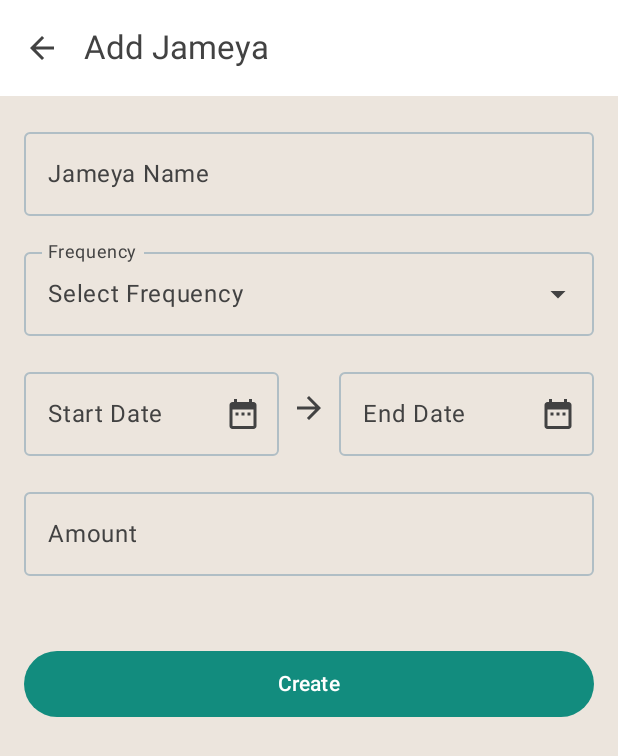
After one commit to Sobhy-Abdelhakam/Jameya, an Android app built with Jetpack Compose: the composable AddJameyaScreen shown on its own in the app's theme, on a phone screen of 412 x 824 dp. The commit adds this screen. Shown: the top 756 px of the screen. Run offline under Robolectric (Android 15) with nearby library versions, the phone set to English and light mode, and no system bars.

Commit message:
create add jameya screen with all sections

```diff
--- a/app/src/main/java/dev/sobhy/jameya/navigation/AppNavHost.kt
+++ b/app/src/main/java/dev/sobhy/jameya/navigation/AppNavHost.kt
@@ -5,6 +5,7 @@ import androidx.compose.ui.Modifier
 import androidx.navigation.NavHostController
 import androidx.navigation.compose.NavHost
 import androidx.navigation.compose.composable
+import dev.sobhy.jameya.presentation.addjameya.AddJameyaScreen
 import dev.sobhy.jameya.presentation.home.HomeScreen
 import dev.sobhy.jameya.presentation.login.LoginScreen
 import dev.sobhy.jameya.presentation.login.verify.NumberVerificationScreen
@@ -24,7 +25,10 @@ fun AppNavHost(
             NumberVerificationScreen(navController = navController, phoneNumber = number)
         }
         composable(NavigationItem.Home.route){
-            HomeScreen()
+            HomeScreen(navController = navController)
+        }
+        composable(NavigationItem.Create.route){
+            AddJameyaScreen(navController = navController)
         }
     }
 }
--- a/app/src/main/java/dev/sobhy/jameya/navigation/AppNavigation.kt
+++ b/app/src/main/java/dev/sobhy/jameya/navigation/AppNavigation.kt
@@ -4,11 +4,13 @@ enum class Screen {
     LOGIN,
     VERIFY_PHONE,
     PROFILE,
-    HOME
+    HOME,
+    CREATE
 }
 sealed class NavigationItem(val route: String){
     data object Login: NavigationItem(Screen.LOGIN.name)
     data object VerifyPhone: NavigationItem(Screen.VERIFY_PHONE.name)
     data object Profile: NavigationItem(Screen.PROFILE.name)
     data object Home: NavigationItem(Screen.HOME.name)
+    data object Create: NavigationItem(Screen.CREATE.name)
 }
--- /dev/null
+++ b/app/src/main/java/dev/sobhy/jameya/presentation/addjameya/AddJameyaForm.kt
@@ -0,0 +1,98 @@
+package dev.sobhy.jameya.presentation.addjameya
+
+import androidx.compose.foundation.layout.Arrangement
+import androidx.compose.foundation.layout.Column
+import androidx.compose.foundation.layout.Row
+import androidx.compose.foundation.layout.Spacer
+import androidx.compose.foundation.layout.fillMaxWidth
+import androidx.compose.foundation.layout.height
+import androidx.compose.foundation.layout.padding
+import androidx.compose.foundation.text.KeyboardOptions
+import androidx.compose.material.icons.Icons
+import androidx.compose.material.icons.filled.ArrowForward
+import androidx.compose.material3.Button
+import androidx.compose.material3.Icon
+import androidx.compose.material3.OutlinedTextField
+import androidx.compose.material3.Text
+import androidx.compose.runtime.Composable
+import androidx.compose.ui.Alignment
+import androidx.compose.ui.Modifier
+import androidx.compose.ui.text.input.KeyboardType
+import androidx.compose.ui.unit.dp
+import dev.sobhy.jameya.presentation.addjameya.components.DatePickerTextField
+import dev.sobhy.jameya.presentation.addjameya.components.DropDownMenuTextField
+import java.time.LocalDate
+
+@Composable
+fun AddJameyaForm(
+    modifier: Modifier = Modifier,
+    jameyaName: String,
+    onJameyaNameChange: (String) -> Unit,
+    frequency: String,
+    onFrequencyChange: (String) -> Unit,
+    startDate: String,
+    onStartDateChange: (LocalDate) -> Unit,
+    endDate: String,
+    onEndDateChange: (LocalDate) -> Unit,
+    amount: String,
+    onAmountChange: (String) -> Unit,
+    buttonClick: () -> Unit
+) {
+    Column(
+        modifier = modifier,
+        horizontalAlignment = Alignment.CenterHorizontally,
+        verticalArrangement = Arrangement.spacedBy(16.dp)
+    ) {
+        OutlinedTextField(
+            value = jameyaName,
+            onValueChange = onJameyaNameChange,
+            label = { Text("Jameya Name") },
+            modifier = Modifier.fillMaxWidth(),
+            keyboardOptions = KeyboardOptions(keyboardType = KeyboardType.Text)
+        )
+        DropDownMenuTextField(
+            label = "Frequency",
+            options = listOf("Weekly", "Monthly"),
+            selectedOption = frequency,
+            onOptionSelected = onFrequencyChange,
+            modifier = Modifier.fillMaxWidth(),
+        )
+        Row (
+            verticalAlignment = Alignment.CenterVertically,
+            modifier = Modifier.fillMaxWidth()
+        ) {
+            DatePickerTextField(
+                value = startDate,
+                onValueChange = onStartDateChange,
+                label = "Start Date",
+                modifier = Modifier
+                    .weight(1f),
+            )
+            Icon(
+                imageVector = Icons.Default.ArrowForward,
+                contentDescription = "Arrow Forward",
+                modifier = Modifier.padding(8.dp)
+            )
+            DatePickerTextField(
+                value = endDate,
+                onValueChange = onEndDateChange,
+                label = "End Date",
+                modifier = Modifier.weight(1f),
+            )
+        }
+        OutlinedTextField(
+            value = amount,
+            onValueChange = onAmountChange,
+            label = { Text("Amount") },
+            modifier = Modifier.fillMaxWidth(),
+            keyboardOptions = KeyboardOptions(keyboardType = KeyboardType.Number),
+        )
+        Spacer(modifier = Modifier.height(16.dp))
+        Button(
+            onClick = buttonClick,
+            modifier = Modifier.fillMaxWidth()
+        ) {
+            Text(text = "Create", modifier = Modifier.padding(4.dp))
+        }
+    }
+}
--- /dev/null
+++ b/app/src/main/java/dev/sobhy/jameya/presentation/addjameya/AddJameyaScreen.kt
@@ -0,0 +1,71 @@
+package dev.sobhy.jameya.presentation.addjameya
+
+import androidx.compose.foundation.layout.Column
+import androidx.compose.foundation.layout.Row
+import androidx.compose.foundation.layout.Spacer
+import androidx.compose.foundation.layout.fillMaxWidth
+import androidx.compose.foundation.layout.height
+import androidx.compose.foundation.layout.padding
+import androidx.compose.foundation.text.KeyboardOptions
+import androidx.compose.material.icons.Icons
+import androidx.compose.material.icons.filled.ArrowBack
+import androidx.compose.material.icons.filled.ArrowForward
+import androidx.compose.material3.Button
+import androidx.compose.material3.ExperimentalMaterial3Api
+import androidx.compose.material3.Icon
+import androidx.compose.material3.IconButton
+import androidx.compose.material3.OutlinedTextField
+import androidx.compose.material3.Scaffold
+import androidx.compose.material3.Text
+import androidx.compose.material3.TopAppBar
+import androidx.compose.runtime.Composable
+import androidx.compose.runtime.getValue
+import androidx.compose.runtime.mutableStateOf
+import androidx.compose.runtime.remember
+import androidx.compose.runtime.setValue
+import androidx.compose.ui.Alignment
+import androidx.compose.ui.Modifier
+import androidx.compose.ui.text.input.KeyboardType
+import androidx.compose.ui.unit.dp
+import androidx.navigation.NavHostController
+import dev.sobhy.jameya.presentation.addjameya.components.DatePickerTextField
+import dev.sobhy.jameya.presentation.addjameya.components.DropDownMenuTextField
+
+@OptIn(ExperimentalMaterial3Api::class)
+@Composable
+fun AddJameyaScreen(navController: NavHostController) {
+    var jameyaName by remember { mutableStateOf("") }
+    var startDate by remember { mutableStateOf("") }
+    var endDate by remember { mutableStateOf("") }
+    var frequency by remember { mutableStateOf("Select Frequency") }
+    var amount by remember { mutableStateOf("") }
+
+    Scaffold(
+        topBar = {
+            TopAppBar(
+                title = { Text(text = "Add Jameya") },
+                navigationIcon = {
+                    IconButton(onClick = { navController.popBackStack() }) {
+                        Icon(Icons.Default.ArrowBack, contentDescription = "Back")
+                    }
+                },
+            )
+        }
+    ) { paddingValues ->
+        AddJameyaForm(
+            jameyaName = jameyaName,
+            onJameyaNameChange = { jameyaName = it },
+            frequency = frequency,
+            onFrequencyChange = { frequency = it },
+            startDate = startDate,
+            onStartDateChange = { startDate = it.toString() },
+            endDate = endDate,
+            onEndDateChange = { endDate = it.toString() },
+            amount = amount,
+            onAmountChange = { amount = it },
+            modifier = Modifier.padding(paddingValues).padding(16.dp)
+        ) {
+            // Handle create Jameya
+        }
+    }
+}
--- /dev/null
+++ b/app/src/main/java/dev/sobhy/jameya/presentation/addjameya/components/DatePickerTextField.kt
@@ -0,0 +1,40 @@
+package dev.sobhy.jameya.presentation.addjameya.components
+
+import androidx.compose.material.icons.Icons
+import androidx.compose.material.icons.filled.DateRange
+import androidx.compose.material3.Icon
+import androidx.compose.material3.IconButton
+import androidx.compose.material3.OutlinedTextField
+import androidx.compose.material3.Text
+import androidx.compose.runtime.Composable
+import androidx.compose.runtime.getValue
+import androidx.compose.runtime.mutableStateOf
+import androidx.compose.runtime.remember
+import androidx.compose.runtime.setValue
+import androidx.compose.ui.Modifier
+import java.time.LocalDate
+
+@Composable
+fun DatePickerTextField(
+    value: String,
+    onValueChange: (LocalDate) -> Unit,
+    label: String,
+    modifier: Modifier = Modifier,
+) {
+    var showDatePicker by remember { mutableStateOf(false) }
+    OutlinedTextField(
+        value = value,
+        onValueChange = {},
+        label = { Text(label) },
+        readOnly = true,
+        modifier = modifier,
+        trailingIcon = {
+            IconButton(onClick = { showDatePicker = true }) {
+                Icon(imageVector = Icons.Default.DateRange, contentDescription = "Calendar icon")
+            }
+        }
+    )
+    if (showDatePicker) {
+        CustomDatePicker(dismiss = { showDatePicker = false }, confirm = onValueChange)
+    }
+}
--- /dev/null
+++ b/app/src/main/java/dev/sobhy/jameya/presentation/addjameya/components/DropDownMenuTextField.kt
@@ -0,0 +1,54 @@
+@file:OptIn(ExperimentalMaterial3Api::class)
+
+package dev.sobhy.jameya.presentation.addjameya.components
+
+import androidx.compose.foundation.layout.fillMaxWidth
+import androidx.compose.material3.DropdownMenuItem
+import androidx.compose.material3.ExperimentalMaterial3Api
+import androidx.compose.material3.ExposedDropdownMenuBox
+import androidx.compose.material3.ExposedDropdownMenuDefaults
+import androidx.compose.material3.OutlinedTextField
+import androidx.compose.material3.Text
+import androidx.compose.runtime.Composable
+import androidx.compose.runtime.getValue
+import androidx.compose.runtime.mutableStateOf
+import androidx.compose.runtime.remember
+import androidx.compose.runtime.setValue
+import androidx.compose.ui.Modifier
+
+@Composable
+fun DropDownMenuTextField(
+    label: String,
+    options: List<String>,
+    selectedOption: String,
+    onOptionSelected: (String) -> Unit,
+    modifier: Modifier = Modifier
+) {
+    var expanded by remember { mutableStateOf(false) }
+    ExposedDropdownMenuBox(
+        expanded = expanded,
+        onExpandedChange = { expanded = !expanded },
+        modifier = modifier
+        ) {
+        OutlinedTextField(
+            value = selectedOption,
+            onValueChange = {},
+            label = { Text(label) },
+            readOnly = true,
+            modifier = modifier.menuAnchor(),
+            trailingIcon = { ExposedDropdownMenuDefaults.TrailingIcon(expanded = expanded) },
+        )
+        ExposedDropdownMenu(expanded = expanded, onDismissRequest = { expanded = false }) {
+            options.forEach { option ->
+                DropdownMenuItem(
+                    onClick = {
+                        expanded = false
+                        onOptionSelected(option)
+                    },
+                    text = { Text(option) },
+                    modifier = modifier
+                )
+            }
+        }
+    }
+}
```
Also changed, not shown: app/src/main/java/dev/sobhy/jameya/presentation/addjameya/components/CustomDatePicker.kt (added, +46 -0 lines), app/src/main/java/dev/sobhy/jameya/presentation/home/HomeScreen.kt (+18 -11 lines).
